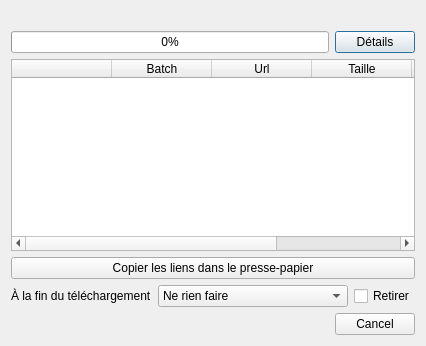
Qt form ui/batchwindow.ui (XanderMld/imgbrd-grabber) before a commit.
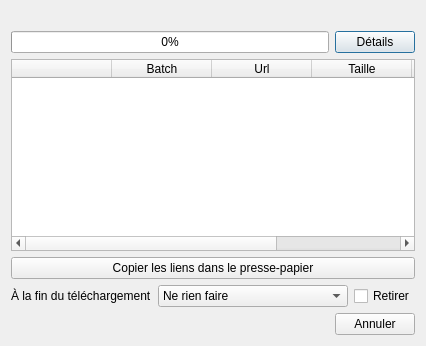
The same form after that commit. Icons and pictures are not drawn.

Commit message: * Fixed crash when network problems. * Fixed some translations. * Fixed the automated tags with the "Get this page" and "Get all" buttons. * Fixed full screen. * Fixed saving when the file already exists. * Auto completion does not require to double-enter to validate tags found in the completion list. * Added tooltips in the download tables. * Added window getting to foreground when batch download finishes. * Added button switching to "Close" when batch download finishes.

What changed in the file:
```diff
--- a/ui/batchwindow.ui
+++ b/ui/batchwindow.ui
@@ -199,12 +199,9 @@
       </widget>
      </item>
      <item>
-      <widget class="QDialogButtonBox" name="buttonBox">
-       <property name="orientation">
-        <enum>Qt::Horizontal</enum>
-       </property>
-       <property name="standardButtons">
-        <set>QDialogButtonBox::Cancel</set>
+      <widget class="QPushButton" name="cancelButton">
+       <property name="text">
+        <string>Annuler</string>
        </property>
       </widget>
      </item>
```
Left out of the diff: 52 changed lines with no effect on the pictures. The commit also changes 9 other files.
